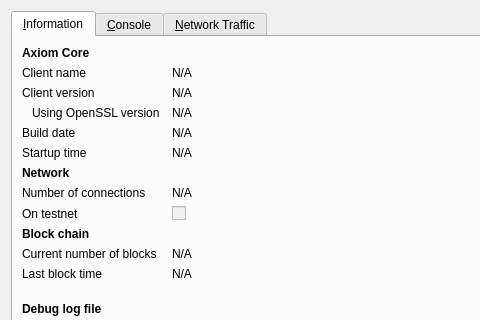
Above: src/qt/forms/rpcconsole.ui from knotwork/axon before the change; both pictures show x 0 to 480 and y 0 to 320 of the 740 by 450 pixel window. Below: the same form after it.
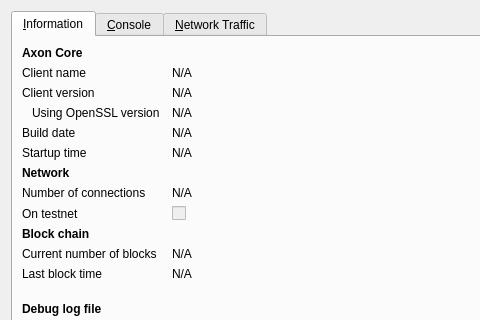
That is the form after the change. Icons and pictures are not drawn. Custom widgets are drawn as their Qt base class.

Diff of the .ui file:
```diff
--- a/src/qt/forms/rpcconsole.ui
+++ b/src/qt/forms/rpcconsole.ui
@@ -36,7 +36,7 @@
           </font>
          </property>
          <property name="text">
-          <string>Axiom Core</string>
+          <string>Axon Core</string>
          </property>
         </widget>
        </item>
```
Left out of the diff: 6 changed lines with no effect on the pictures.
